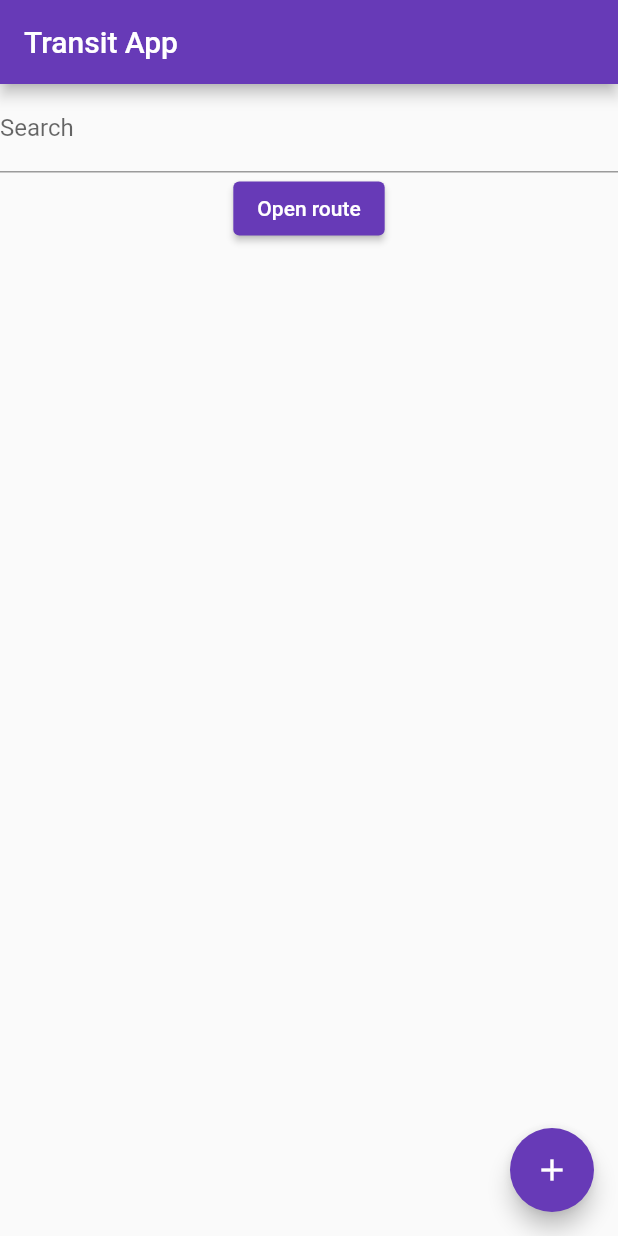
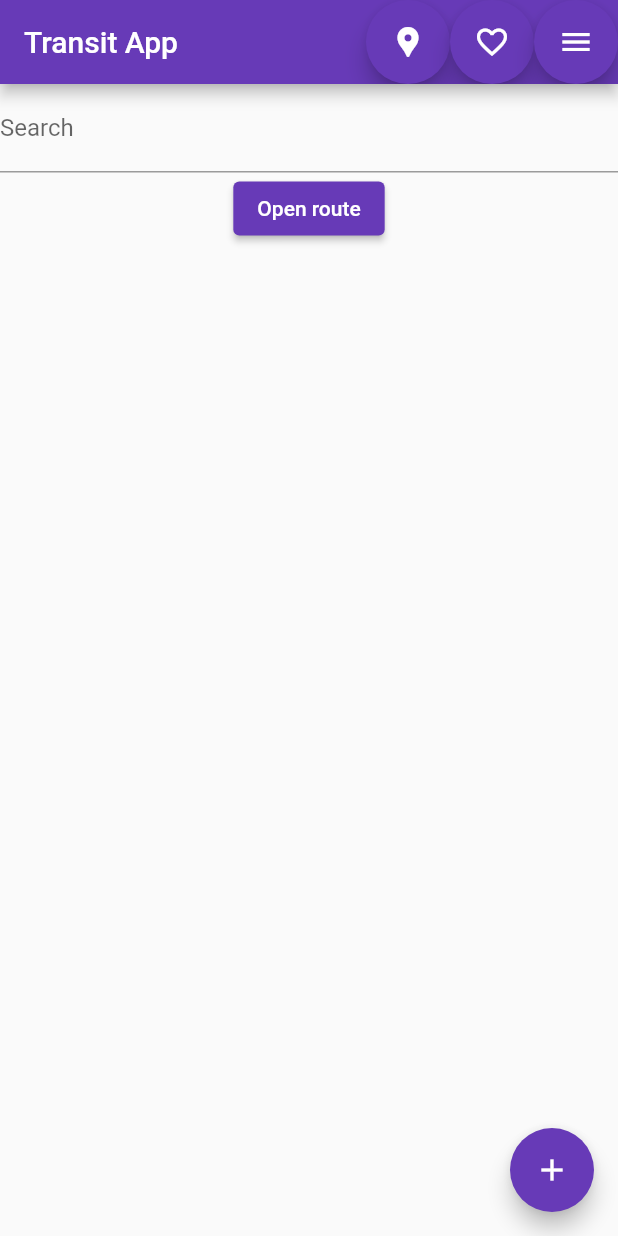
Before and after one commit to popcorn9499/TransitApp, a Flutter app: the screen it shows after launch, on a phone screen of 412 x 824 dp. Run offline on Flutter 3.47's test engine with Material 2 defaults, Android fonts, the phone set to English and light mode, and no system bars; our stand-ins replace sprintf.

Commit message:
setup action icons

```diff
--- a/lib/widgets/menus/main_menu.dart
+++ b/lib/widgets/menus/main_menu.dart
@@ -114,6 +114,14 @@ class _MyHomePageState extends State<MyHomePage> {
         // Here we take the value from the MyHomePage object that was created by
         // the App.build method, and use it to set our appbar title.
         title: Text(widget.title),
+        actions: [
+          FloatingActionButton(
+          onPressed: _incrementCounter, child: const Icon(Icons.location_pin)),
+          FloatingActionButton(
+              onPressed: _incrementCounter, child: const Icon(Icons.favorite_border_outlined)),
+          FloatingActionButton(
+              onPressed: _incrementCounter, child: const Icon(Icons.menu)),
+        ],
       ),
       body: Center(
         // Center is a layout widget. It takes a single child and positions it
--- a/lib/widgets/menus/search_bus_stops.dart
+++ b/lib/widgets/menus/search_bus_stops.dart
@@ -68,8 +68,6 @@ class SearchStopTimesListState extends State<SearchStopTimes> {
           FloatingActionButton(
               onPressed: _refreshSearchList, child: const Icon(Icons.favorite_border_outlined)),
           FloatingActionButton(
-              onPressed: _refreshSearchList, child: const Icon(Icons.refresh)),
-          FloatingActionButton(
               onPressed: _refreshSearchList, child: const Icon(Icons.menu)),
         ],
       ),
```
